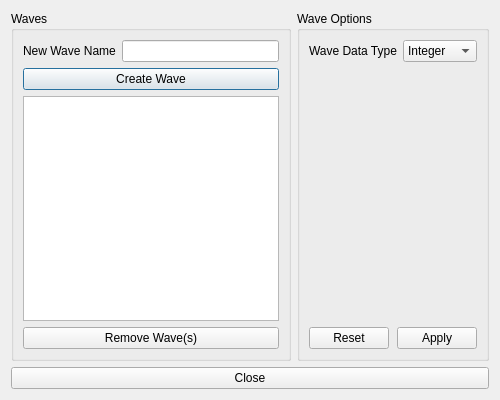
Old version of the form ui/Ui_ManageWavesDialog.ui in the repository bbreslauer/PySciPlot.
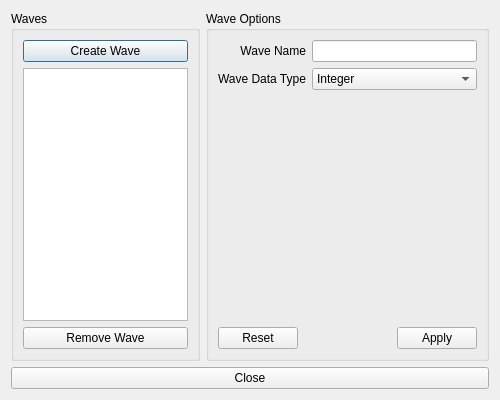
New version of the form.

Commit message: Slowly replacing ManageWavesDialog functionality. Added CreateWavesDialog which lets you specify the initial wave (blank, copy, or as a function currently). Added more validation for wave names. WavesListModel now has a custom index, and so can use internalPointer.

```diff
--- a/ui/Ui_ManageWavesDialog.ui
+++ b/ui/Ui_ManageWavesDialog.ui
@@ -31,23 +31,13 @@
   <property name="windowTitle">
    <string>Manage Waves</string>
   </property>
-  <layout class="QGridLayout" name="gridLayout" columnstretch="2,1">
+  <layout class="QGridLayout" name="gridLayout" columnstretch="2,3">
    <item row="0" column="0">
     <widget class="QGroupBox" name="groupBox">
      <property name="title">
       <string>Waves</string>
      </property>
      <layout class="QGridLayout" name="gridLayout_3">
-      <item row="0" column="0">
-       <widget class="QLabel" name="waveNameLabel">
-        <property name="text">
-         <string>New Wave Name</string>
-        </property>
-       </widget>
-      </item>
-      <item row="0" column="1">
-       <widget class="QLineEdit" name="waveNameLineEdit"/>
-      </item>
       <item row="1" column="0" colspan="2">
        <widget class="QPushButton" name="createWaveButton">
         <property name="text">
@@ -58,14 +48,14 @@
       <item row="2" column="0" colspan="2">
        <widget class="QListView" name="wavesListView">
         <property name="selectionMode">
-         <enum>QAbstractItemView::ExtendedSelection</enum>
+         <enum>QAbstractItemView::SingleSelection</enum>
         </property>
        </widget>
       </item>
       <item row="3" column="0" colspan="2">
        <widget class="QPushButton" name="removeWaveButton">
         <property name="text">
-         <string>Remove Wave(s)</string>
+         <string>Remove Wave</string>
         </property>
        </widget>
       </item>
@@ -78,14 +68,17 @@
       <string>Wave Options</string>
      </property>
      <layout class="QGridLayout" name="gridLayout_2">
-      <item row="0" column="0">
-       <widget class="QLabel" name="label">
+      <item row="1" column="0">
+       <widget class="QLabel" name="label_2">
         <property name="text">
          <string>Wave Data Type</string>
         </property>
+        <property name="alignment">
+         <set>Qt::AlignRight|Qt::AlignTrailing|Qt::AlignVCenter</set>
+        </property>
        </widget>
       </item>
-      <item row="0" column="1">
+      <item row="1" column="1">
        <widget class="QComboBox" name="dataType">
         <item>
          <property name="text">
@@ -104,7 +97,7 @@
         </item>
        </widget>
       </item>
-      <item row="1" column="0" colspan="2">
+      <item row="2" column="0" colspan="2">
        <spacer name="verticalSpacer">
         <property name="orientation">
          <enum>Qt::Vertical</enum>
@@ -120,13 +113,26 @@
         </property>
        </spacer>
       </item>
-      <item row="2" column="0" colspan="2">
+      <item row="3" column="0" colspan="2">
        <widget class="QDialogButtonBox" name="waveOptionsButtons">
         <property name="standardButtons">
          <set>QDialogButtonBox::Apply|QDialogButtonBox::Reset</set>
         </property>
        </widget>
       </item>
+      <item row="0" column="1">
+       <widget class="QLineEdit" name="waveName"/>
+      </item>
+      <item row="0" column="0">
+       <widget class="QLabel" name="label">
+        <property name="text">
+         <string>Wave Name</string>
+        </property>
+        <property name="alignment">
+         <set>Qt::AlignRight|Qt::AlignTrailing|Qt::AlignVCenter</set>
+        </property>
+       </widget>
+      </item>
      </layout>
     </widget>
    </item>
```
The commit also changes 9 other files.
